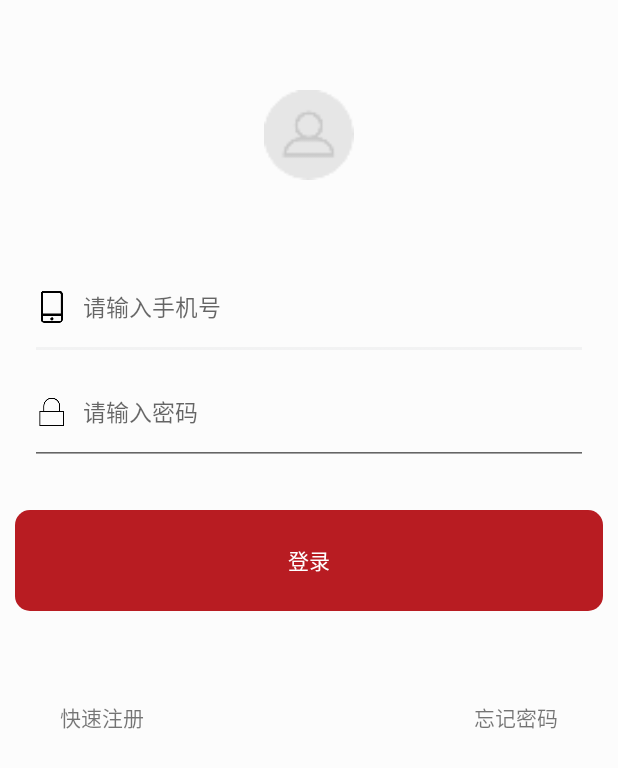
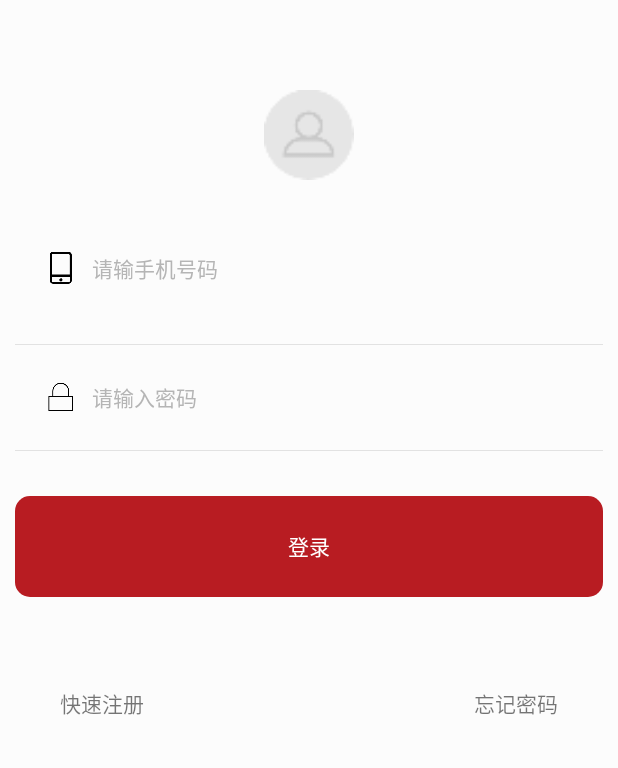
Before and after one commit to xiaoxubo214/android-demo, an Android app: the screen it shows after launch (LoginActivity), on a phone screen of 412 x 824 dp. Shown: the top 768 px of the screen. Run offline under Robolectric (Android 15) with nearby library versions, the phone set to English and light mode, and no system bars; our stand-ins replace ButterKnife; libraries missing offline, so code that uses them is left out: com.orhanobut.hawk, com.squareup.leakcanary, rx.subjects; 5 statements that could not run were skipped.

Commit message:
add code‘

```diff
--- a/app/src/main/java/com/by/wind/ui/activity/LoginActivity.java
+++ b/app/src/main/java/com/by/wind/ui/activity/LoginActivity.java
@@ -9,6 +9,7 @@ import android.text.TextUtils;
 import android.util.Log;
 import android.view.View;
 import android.widget.Button;
+import android.widget.EditText;
 
 import com.by.wind.Constants;
 import com.by.wind.R;
@@ -18,7 +19,6 @@ import com.by.wind.presenter.LoginPresenter;
 import com.by.wind.util.StringUtil;
 import com.by.wind.util.ToastUtil;
 import com.by.wind.view.IBaseView;
-import com.by.wind.widget.MyEditText;
 import com.wind.base.BaseActivity;
 import com.wind.base.loading.LoadingDialog;
 
@@ -34,9 +34,9 @@ import butterknife.OnClick;
 public class LoginActivity extends BaseActivity implements IBaseView.ILoginView{
 
     @BindView(R.id.username_et)
-    MyEditText mUsernameEt;
+    EditText mUsernameEt;
     @BindView(R.id.password_et)
-    MyEditText mPasswordEt;
+    EditText mPasswordEt;
     @BindView(R.id.submit_btn)
     Button mSubmitBtn;
 
--- a/app/src/main/res/layout/activity_forget.xml
+++ b/app/src/main/res/layout/activity_forget.xml
@@ -32,7 +32,8 @@
     <LinearLayout
         android:layout_width="match_parent"
         android:layout_height="wrap_content"
-        android:orientation="horizontal">
+        android:orientation="horizontal"
+        android:paddingTop="30dp">
 
         <com.gc.materialdesign.views.ButtonRectangle
             android:id="@+id/return_btn"
--- a/app/src/main/res/layout/activity_login.xml
+++ b/app/src/main/res/layout/activity_login.xml
@@ -16,32 +16,44 @@
             android:src="@drawable/icon_avatar"/>
     </LinearLayout>
 
-    <com.by.wind.widget.MyEditText
+    <EditText
         android:id="@+id/username_et"
         android:layout_width="match_parent"
         android:layout_height="70dp"
-        android:layout_marginEnd="10dp"
-        android:layout_marginStart="10dp"
-        android:layout_marginTop="50dp"
-        android:hint="@string/username"
-        android:textSize="15sp"
+        android:background="@null"
+        android:hint="@string/input_phone_num"
+        android:maxLines="1"
+        android:paddingLeft="@dimen/margin_twenty"
+        android:singleLine="true"
+        android:textColorHint="@color/gray_line_color"
+        android:textSize="@dimen/sp_14"
+        android:inputType="number"
+        android:maxLength="11"
+        android:layout_marginTop="@dimen/margin_twenty_four"
+        android:layout_marginBottom="@dimen/margin_fifteen"
         android:drawableLeft="@drawable/username"
-        android:drawablePadding="10dp"
-        android:inputType="phone"
-        android:focusable="true" />
+        android:drawablePadding="10dp"/>
 
-    <com.by.wind.widget.MyEditText
+    <View style="@style/full_line_style"/>
+
+    <EditText
         android:id="@+id/password_et"
         android:layout_width="match_parent"
         android:layout_height="70dp"
-        android:layout_marginEnd="10dp"
-        android:layout_marginStart="10dp"
-        android:hint="@string/password"
-        android:textSize="15sp"
+        android:background="@null"
+        android:hint="@string/user_pwd"
+        android:maxLines="1"
+        android:paddingLeft="@dimen/margin_twenty"
+        android:singleLine="true"
+        android:textColorHint="@color/gray_line_color"
+        android:textSize="@dimen/sp_14"
+        android:inputType="textPassword"
+        android:maxLength="10"
         android:drawableLeft="@drawable/password"
-        android:drawablePadding="10dp"
-        android:inputType="textPassword"
-        android:focusable="true" />
+        android:drawablePadding="10dp"/>
+
+    <View style="@style/full_line_style"/>
+
 
     <LinearLayout
         android:layout_width="match_parent"
--- a/app/src/main/res/layout/activity_register.xml
+++ b/app/src/main/res/layout/activity_register.xml
@@ -5,7 +5,7 @@
     android:layout_height="match_parent"
     android:padding="@dimen/margin_ten"
     android:orientation="vertical"
-    android:background="@color/hal_transparent_white">
+    android:background="@color/white">
     <LinearLayout
         android:layout_width="match_parent"
         android:layout_height="60dp"
@@ -32,14 +32,15 @@
     <LinearLayout
         android:layout_width="match_parent"
         android:layout_height="wrap_content"
-        android:orientation="horizontal">
+        android:orientation="horizontal"
+        android:paddingTop="30dp">
 
         <com.gc.materialdesign.views.ButtonRectangle
             android:id="@+id/return_btn"
             android:layout_width="0dp"
             android:layout_weight="1"
             android:layout_height="67dp"
-            android:background="@drawable/shape"
+            android:background="@color/btn_red"
             android:text="返回登录" />
 
 
@@ -48,7 +49,7 @@
             android:layout_width="0dp"
             android:layout_weight="1"
             android:layout_height="67dp"
-            android:background="@drawable/shape"
+            android:background="@color/btn_red"
             android:text="确认注册" />
     </LinearLayout>
 </LinearLayout>
--- a/app/src/main/res/layout/include_user_register.xml
+++ b/app/src/main/res/layout/include_user_register.xml
@@ -33,8 +33,7 @@
         <RelativeLayout
             android:layout_width="match_parent"
             android:layout_height="wrap_content"
-            android:orientation="horizontal"
-            android:layout_marginBottom="@dimen/margin_seven">
+            android:orientation="horizontal">
 
             <EditText
                 android:id="@+id/etVerifyCode"
@@ -56,10 +55,10 @@
 
             <TextView
                 android:id="@+id/tvVerifyCode"
-                android:layout_width="wrap_content"
-                android:layout_height="wrap_content"
+                android:layout_width="150dp"
+                android:layout_height="75dp"
                 style="@style/tag_btn_botton_style"
-                android:textColor="@color/black"
+                android:textColor="@color/red"
                 android:text="@string/get_verify_code"
                 android:paddingLeft="@dimen/margin_twenty"
                 android:paddingRight="@dimen/margin_twenty"
```
